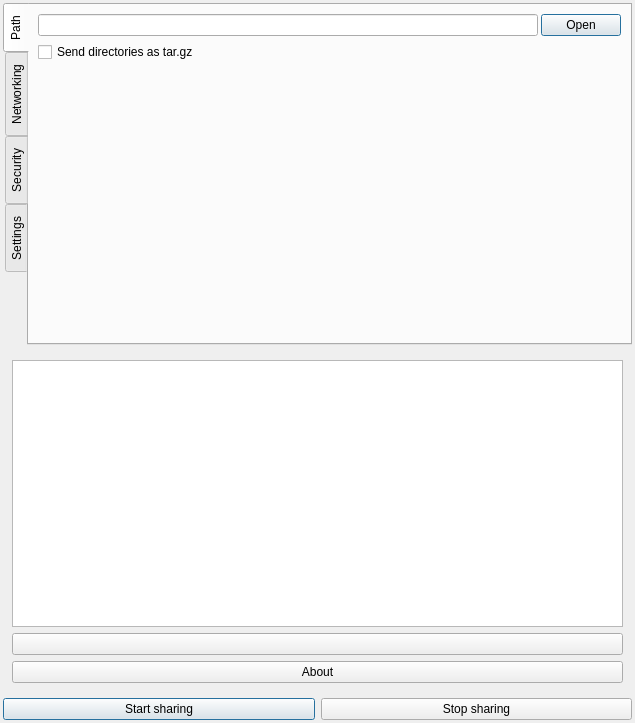
Old version of the form qweborf/qweborf/main.ui in the repository ltworf/weborf.
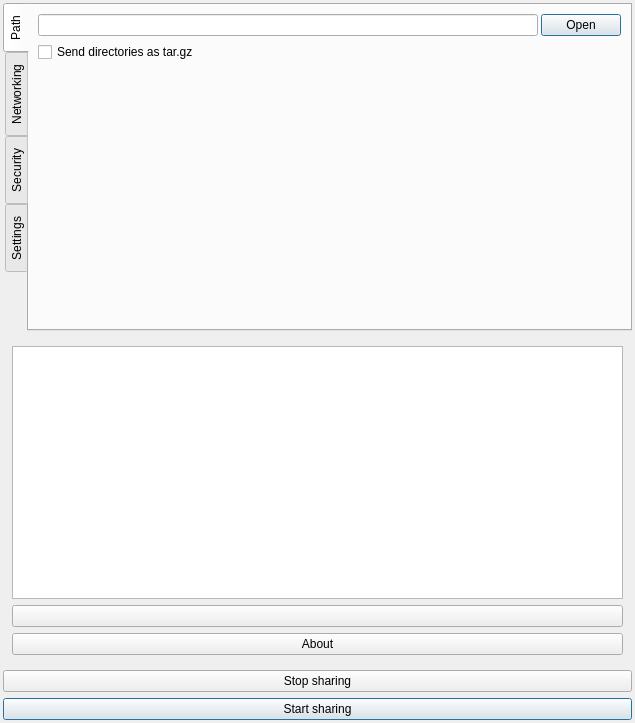
New version of the form. Icons and pictures are not drawn.

The edit to the form file:
```diff
--- a/qweborf/qweborf/main.ui
+++ b/qweborf/qweborf/main.ui
@@ -453,20 +453,7 @@
     </widget>
    </item>
    <item>
-    <layout class="QHBoxLayout" name="horizontalLayout_2">
-     <item>
-      <widget class="QPushButton" name="cmdStart">
-       <property name="toolTip">
-        <string>Start sharing the directory</string>
-       </property>
-       <property name="text">
-        <string>Start sharing</string>
-       </property>
-       <property name="default">
-        <bool>true</bool>
-       </property>
-      </widget>
-     </item>
+    <layout class="QVBoxLayout" name="verticalLayout_5">
      <item>
       <widget class="QPushButton" name="cmdStop">
        <property name="enabled">
@@ -480,6 +467,19 @@
        </property>
       </widget>
      </item>
+     <item>
+      <widget class="QPushButton" name="cmdStart">
+       <property name="toolTip">
+        <string>Start sharing the directory</string>
+       </property>
+       <property name="text">
+        <string>Start sharing</string>
+       </property>
+       <property name="default">
+        <bool>true</bool>
+       </property>
+      </widget>
+     </item>
     </layout>
    </item>
    <item>
```
Left out of the diff: 48 changed lines with no effect on the pictures.
